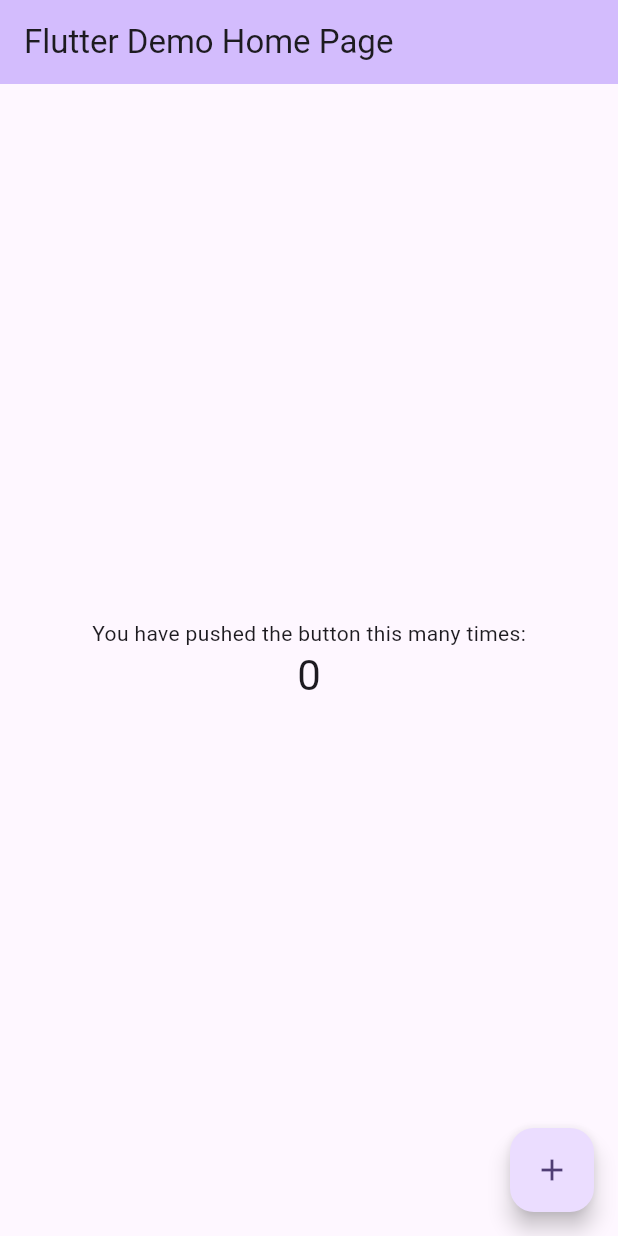
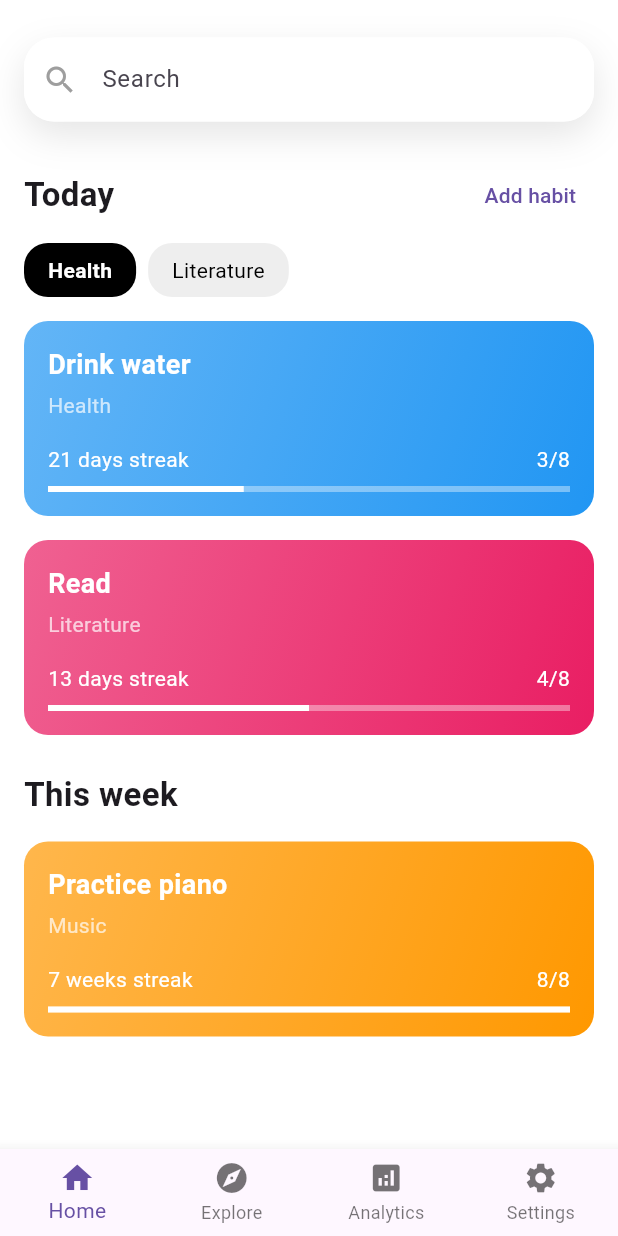
Before and after one commit to jrx-napoli/habit-tracker, a Flutter app: the screen it shows after launch, on a phone screen of 412 x 824 dp. Run offline on Flutter 3.47's test engine with Material 3 defaults, Android fonts, the phone set to English and light mode, and no system bars.

Commit message:
home page

```diff
--- /dev/null
+++ b/habit_tracker/lib/home_page.dart
@@ -0,0 +1,259 @@
+import 'package:flutter/material.dart';
+
+class HomePage extends StatelessWidget {
+  @override
+  Widget build(BuildContext context) {
+    return Scaffold(
+      backgroundColor: Colors.white,
+      appBar: AppBar(
+        backgroundColor: Colors.white,
+        elevation: 0,
+        toolbarHeight: 0, // Removes the default app bar space
+      ),
+      body: Padding(
+        padding: const EdgeInsets.symmetric(horizontal: 16.0),
+        child: SingleChildScrollView(
+          child: Column(
+            crossAxisAlignment: CrossAxisAlignment.start,
+            children: [
+
+              // Search bar with drop shadow
+              const SizedBox(height: 25),
+              Container(
+                decoration: BoxDecoration(
+                  color: Colors.white, // Background color
+                  borderRadius: BorderRadius.circular(20),
+                  boxShadow: [
+                    BoxShadow(
+                      color: Colors.black.withOpacity(0.1), // Shadow color
+                      spreadRadius: 0, // How far the shadow spreads
+                      blurRadius: 20, // Softness of the shadow
+                      offset: Offset(0, 9), // Position of the shadow (horizontal, vertical)
+                    ),
+                  ],
+                ),
+                child: TextField(
+                  decoration: InputDecoration(
+                    hintText: "Search",
+                    prefixIcon: Icon(Icons.search, color: Colors.grey),
+                    filled: true,
+                    fillColor: Colors.white, // Match the container's background
+                    border: OutlineInputBorder(
+                      borderRadius: BorderRadius.circular(20),
+                      borderSide: BorderSide.none,
+                    ),
+                  ),
+                ),
+              ),
+              const SizedBox(height: 25),
+
+              // "Today" Section with Tabs
+              Row(
+                mainAxisAlignment: MainAxisAlignment.spaceBetween,
+                children: [
+                  Text(
+                    "Today",
+                    style: TextStyle(
+                      fontSize: 22,
+                      fontWeight: FontWeight.bold,
+                    ),
+                  ),
+                  TextButton(
+                    onPressed: () {}, // Add habit functionality
+                    child: Text("Add habit"),
+                  ),
+                ],
+              ),
+              const SizedBox(height: 8),
+              Row(
+                children: [
+                  _CategoryTab(label: "Health", isSelected: true),
+                  const SizedBox(width: 8),
+                  _CategoryTab(label: "Literature", isSelected: false),
+                ],
+              ),
+              const SizedBox(height: 16),
+
+              // Habit Cards (Today Section)
+              _HabitCard(
+                title: "Drink water",
+                category: "Health",
+                streak: "21 days streak",
+                progress: 0.375, // 3/8
+                color: Colors.blue,
+              ),
+              const SizedBox(height: 16),
+              _HabitCard(
+                title: "Read",
+                category: "Literature",
+                streak: "13 days streak",
+                progress: 0.5, // 4/8
+                color: Colors.pink,
+              ),
+
+              const SizedBox(height: 24),
+
+              // "This Week" Section
+              Text(
+                "This week",
+                style: TextStyle(
+                  fontSize: 22,
+                  fontWeight: FontWeight.bold,
+                ),
+              ),
+              const SizedBox(height: 16),
+
+              // Habit Cards (This Week Section)
+              _HabitCard(
+                title: "Practice piano",
+                category: "Music",
+                streak: "7 weeks streak",
+                progress: 1.0, // Done
+                color: Colors.orange,
+              ),
+              const SizedBox(height: 16),
+            ],
+          ),
+        ),
+      ),
+
+      // Bottom Navigation Bar
+      bottomNavigationBar: BottomNavigationBar(
+        items: const [
+          BottomNavigationBarItem(
+            icon: Icon(Icons.home),
+            label: "Home",
+          ),
+          BottomNavigationBarItem(
+            icon: Icon(Icons.explore),
+            label: "Explore",
+          ),
+          BottomNavigationBarItem(
+            icon: Icon(Icons.analytics),
+            label: "Analytics",
+          ),
+          BottomNavigationBarItem(
+            icon: Icon(Icons.settings),
+            label: "Settings",
+          ),
+        ],
+        currentIndex: 0, // Home is selected
+        onTap: (index) {
+          // Handle navigation
+        },
+        type: BottomNavigationBarType.fixed,
+      ),
+    );
+  }
+}
+
+// Widget for Category Tabs
+class _CategoryTab extends StatelessWidget {
+  final String label;
+  final bool isSelected;
+
+  const _CategoryTab({
+    required this.label,
+    required this.isSelected,
+  });
+
+  @override
+  Widget build(BuildContext context) {
+    return Container(
+      padding: const EdgeInsets.symmetric(vertical: 8, horizontal: 16),
+      decoration: BoxDecoration(
+        color: isSelected ? Colors.black : Colors.grey[200],
+        borderRadius: BorderRadius.circular(16),
+      ),
+      child: Text(
+        label,
+        style: TextStyle(
+          color: isSelected ? Colors.white : Colors.black,
+          fontWeight: isSelected ? FontWeight.bold : FontWeight.normal,
+        ),
+      ),
+    );
+  }
+}
+
+// Widget for Habit Cards
+class _HabitCard extends StatelessWidget {
+  final String title;
+  final String category;
+  final String streak;
+  final double progress;
+  final Color color;
+
+  const _HabitCard({
+    required this.title,
+    required this.category,
+    required this.streak,
+    required this.progress,
+    required this.color,
+  });
+
+  @override
+  Widget build(BuildContext context) {
+    return Container(
+      padding: const EdgeInsets.all(16),
+      decoration: BoxDecoration(
+        gradient: LinearGradient(
+          colors: [color.withOpacity(0.7), color],
+          begin: Alignment.topLeft,
+          end: Alignment.bottomRight,
+        ),
+        borderRadius: BorderRadius.circular(16),
+      ),
+      child: Column(
+        crossAxisAlignment: CrossAxisAlignment.start,
+        children: [
+          // Habit title and category
+          Text(
+            title,
+            style: const TextStyle(
+              color: Colors.white,
+              fontSize: 18,
+              fontWeight: FontWeight.bold,
+            ),
+          ),
+          const SizedBox(height: 4),
+          Text(
+            category,
+            style: TextStyle(
+              color: Colors.white70,
+              fontSize: 14,
+            ),
+          ),
+          const SizedBox(height: 16),
+
+          // Streak and Progress Bar
+          Row(
+            mainAxisAlignment: MainAxisAlignment.spaceBetween,
+            children: [
+              Text(
+                streak,
+                style: const TextStyle(
+                  color: Colors.white,
+                  fontSize: 14,
+                ),
+              ),
+              Text(
+                "${(progress * 8).toInt()}/8",
+                style: const TextStyle(
+                  color: Colors.white,
+                  fontSize: 14,
+                ),
+              ),
+            ],
+          ),
+          const SizedBox(height: 8),
+          LinearProgressIndicator(
+            value: progress,
+            backgroundColor: Colors.white38,
+            valueColor: AlwaysStoppedAnimation<Color>(Colors.white),
+          ),
+        ],
+      ),
+    );
+  }
+}
--- a/habit_tracker/lib/main.dart
+++ b/habit_tracker/lib/main.dart
@@ -1,125 +1,22 @@
 import 'package:flutter/material.dart';
+import 'home_page.dart';
 
 void main() {
   runApp(const MyApp());
 }
 
 class MyApp extends StatelessWidget {
-  const MyApp({super.key});
+  const MyApp({Key? key}) : super(key: key);
 
-  // This widget is the root of your application.
   @override
   Widget build(BuildContext context) {
     return MaterialApp(
-      title: 'Flutter Demo',
+      debugShowCheckedModeBanner: false, // Removes the debug banner
+      title: 'Habit Tracker',
       theme: ThemeData(
-        // This is the theme of your application.
-        //
-        // TRY THIS: Try running your application with "flutter run". You'll see
-        // the application has a purple toolbar. Then, without quitting the app,
-        // try changing the seedColor in the colorScheme below to Colors.green
-        // and then invoke "hot reload" (save your changes or press the "hot
-        // reload" button in a Flutter-supported IDE, or press "r" if you used
-        // the command line to start the app).
-        //
-        // Notice that the counter didn't reset back to zero; the application
-        // state is not lost during the reload. To reset the state, use hot
-        // restart instead.
-        //
-        // This works for code too, not just values: Most code changes can be
-        // tested with just a hot reload.
-        colorScheme: ColorScheme.fromSeed(seedColor: Colors.deepPurple),
-        useMaterial3: true,
+        primarySwatch: Colors.blue,
       ),
-      home: const MyHomePage(title: 'Flutter Demo Home Page'),
+      home: HomePage(), // Set HomePage as the main page
     );
   }
 }
-
-class MyHomePage extends StatefulWidget {
-  const MyHomePage({super.key, required this.title});
-
-  // This widget is the home page of your application. It is stateful, meaning
-  // that it has a State object (defined below) that contains fields that affect
-  // how it looks.
-
-  // This class is the configuration for the state. It holds the values (in this
-  // case the title) provided by the parent (in this case the App widget) and
-  // used by the build method of the State. Fields in a Widget subclass are
-  // always marked "final".
-
-  final String title;
-
-  @override
-  State<MyHomePage> createState() => _MyHomePageState();
-}
-
-class _MyHomePageState extends State<MyHomePage> {
-  int _counter = 0;
-
-  void _incrementCounter() {
-    setState(() {
-      // This call to setState tells the Flutter framework that something has
-      // changed in this State, which causes it to rerun the build method below
-      // so that the display can reflect the updated values. If we changed
-      // _counter without calling setState(), then the build method would not be
-      // called again, and so nothing would appear to happen.
-      _counter++;
-    });
-  }
-
-  @override
-  Widget build(BuildContext context) {
-    // This method is rerun every time setState is called, for instance as done
-    // by the _incrementCounter method above.
-    //
-    // The Flutter framework has been optimized to make rerunning build methods
-    // fast, so that you can just rebuild anything that needs updating rather
-    // than having to individually change instances of widgets.
-    return Scaffold(
-      appBar: AppBar(
-        // TRY THIS: Try changing the color here to a specific color (to
-        // Colors.amber, perhaps?) and trigger a hot reload to see the AppBar
-        // change color while the other colors stay the same.
-        backgroundColor: Theme.of(context).colorScheme.inversePrimary,
-        // Here we take the value from the MyHomePage object that was created by
-        // the App.build method, and use it to set our appbar title.
-        title: Text(widget.title),
-      ),
-      body: Center(
-        // Center is a layout widget. It takes a single child and positions it
-        // in the middle of the parent.
-        child: Column(
-          // Column is also a layout widget. It takes a list of children and
-          // arranges them vertically. By default, it sizes itself to fit its
-          // children horizontally, and tries to be as tall as its parent.
-          //
-          // Column has various properties to control how it sizes itself and
-          // how it positions its children. Here we use mainAxisAlignment to
-          // center the children vertically; the main axis here is the vertical
-          // axis because Columns are vertical (the cross axis would be
-          // horizontal).
-          //
-          // TRY THIS: Invoke "debug painting" (choose the "Toggle Debug Paint"
-          // action in the IDE, or press "p" in the console), to see the
-          // wireframe for each widget.
-          mainAxisAlignment: MainAxisAlignment.center,
-          children: <Widget>[
-            const Text(
-              'You have pushed the button this many times:',
-            ),
-            Text(
-              '$_counter',
-              style: Theme.of(context).textTheme.headlineMedium,
-            ),
-          ],
-        ),
-      ),
-      floatingActionButton: FloatingActionButton(
-        onPressed: _incrementCounter,
-        tooltip: 'Increment',
-        child: const Icon(Icons.add),
-      ), // This trailing comma makes auto-formatting nicer for build methods.
-    );
-  }
-}
```
